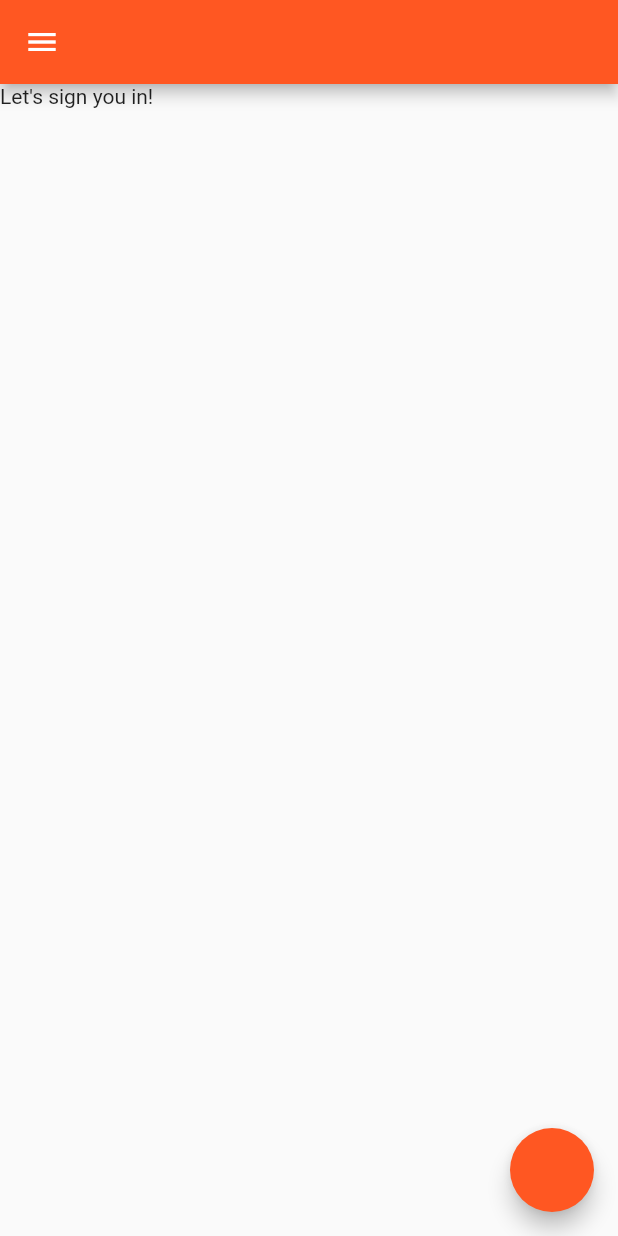
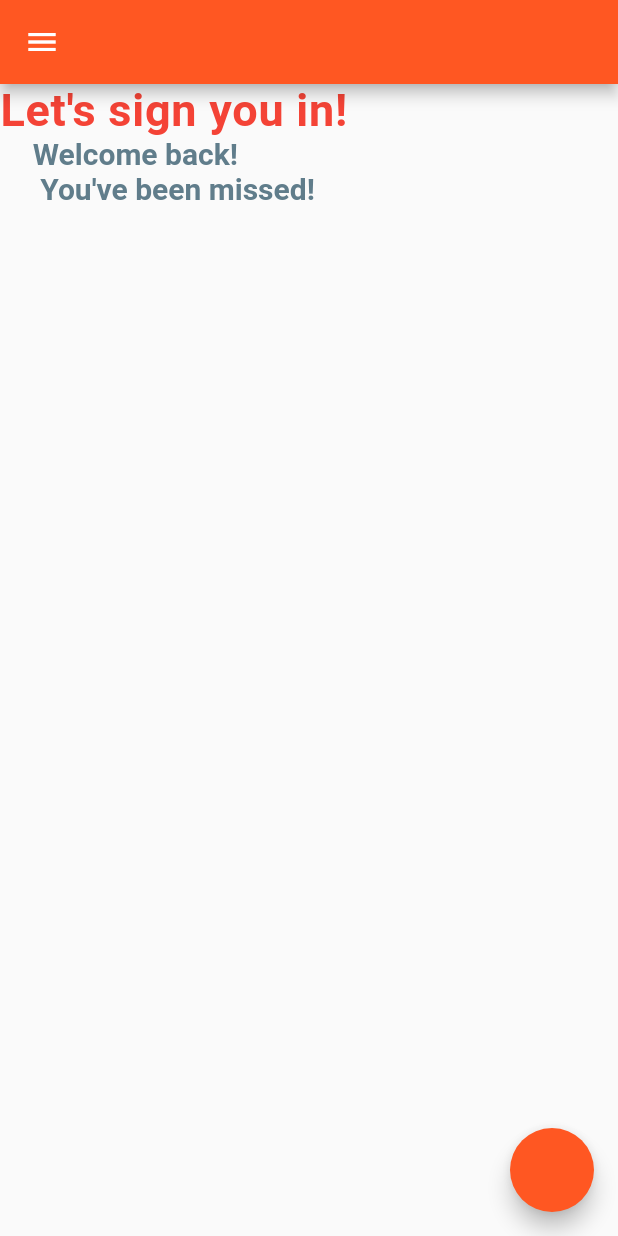
Before and after one commit to andrew-erasmus/flutter_chat_app, a Flutter app: the screen it shows after launch, on a phone screen of 412 x 824 dp. Run offline on Flutter 3.47's test engine with Material 2 defaults, Android fonts, the phone set to English and light mode, and no system bars.

Commit message:
Add headings for login page

```diff
--- a/chat_app/lib/login_page.dart
+++ b/chat_app/lib/login_page.dart
@@ -19,8 +19,25 @@ class LoginPage extends StatelessWidget {
               print("Button clicked");
             },
           ),
-        body: Text("Let's sign you in!"),
+          body: const Column(
+            children: [
+              Text(
+                "Let's sign you in!",
+                style: TextStyle(
+                    fontSize: 30,
+                    color: Colors.red,
+                    fontWeight: FontWeight.bold,
+                    letterSpacing: 0.5),
               ),
+              Text(
+                "Welcome back! \n You've been missed!",
+                style: TextStyle(
+                    fontWeight: FontWeight.bold,
+                    fontSize: 20,
+                    color: Colors.blueGrey),
+              ),
+            ],
+          )),
     );
   }
 }
```
Lines whose indentation alone changed are shown as unchanged.
